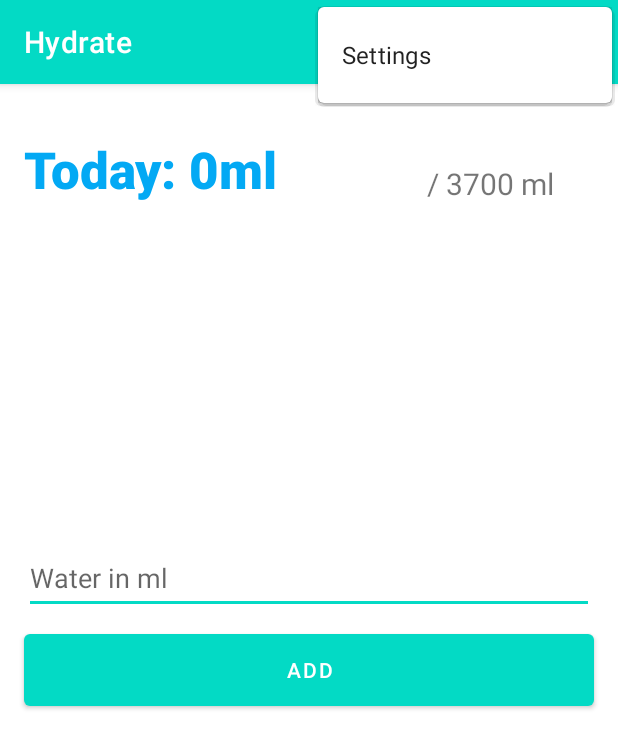
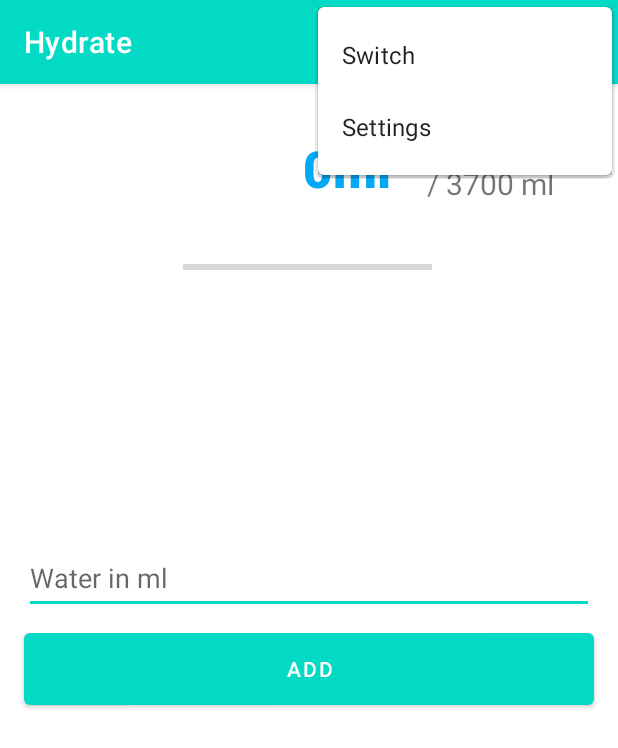
Before and after one commit to leekycauldron/Hydrate, an Android app: the screen it shows after launch (MainActivity), with the options menu open, on a phone screen of 412 x 824 dp. Shown: the top 748 px of the screen. Run offline under Robolectric (Android 15) with nearby library versions, the phone set to English and light mode, and no system bars; our stand-ins replace navigation-ui; network calls fail.

Commit message:
- UI Update - Added Progress Bar - Bug Fix for adding 0ml to counter.

```diff
--- a/app/src/main/java/com/leekycauldron/hydrate/FirstFragment.java
+++ b/app/src/main/java/com/leekycauldron/hydrate/FirstFragment.java
@@ -7,6 +7,7 @@ import android.view.LayoutInflater;
 import android.view.View;
 import android.view.ViewGroup;
 import android.widget.EditText;
+import android.widget.ProgressBar;
 import android.widget.TextView;
 import android.widget.Toast;
 import java.util.Calendar;
@@ -30,8 +31,11 @@ import java.util.Date;
 public class FirstFragment extends Fragment {
 
     EditText water;
+    TextView goalView;
+    ProgressBar waterProgress;
     int waterAmt = 0;
     final int DAILY_MAX = 30000;
+    int DAILY_GOAL = 3700;
     String savedWater;
     Date currentTime = Calendar.getInstance().getTime();
     String currentDay = String.valueOf(currentTime.getDate());
@@ -100,6 +104,10 @@ public class FirstFragment extends Fragment {
 
         water = view.findViewById(R.id.waterToAdd);
         TextView waterView = view.findViewById(R.id.waterView);
+        goalView = view.findViewById(R.id.goalView);
+        waterProgress = view.findViewById(R.id.waterProgress);
+
+
         // Retrieve water data, if available.
         try {
             savedWater = readFile();
@@ -111,8 +119,11 @@ public class FirstFragment extends Fragment {
         }
 
         if (savedWater != null) waterAmt = Integer.parseInt(savedWater);
-        waterView.setText(String.format("Today: %sml",waterAmt));
+        waterView.setText(String.format("%sml",waterAmt));
 
+        // Set Progress Bar
+        waterProgress.setMax(DAILY_GOAL);
+        waterProgress.setProgress(waterAmt);
 
         view.findViewById(R.id.button_first).setOnClickListener(new View.OnClickListener() {
 
@@ -122,15 +133,16 @@ public class FirstFragment extends Fragment {
 
             @Override
             public void onClick(View view) {
+                try{
                 if (waterAmt + Integer.parseInt(water.getText().toString()) > DAILY_MAX) {
                     overLimitToast.show();
                     return;
-                }
+                }} catch (Exception e) {return;}
                 waterAmt += Integer.parseInt(water.getText().toString());
                 writeToFile(String.valueOf(waterAmt)+","+currentDay);
                 Log.d("DBG","Added " + waterAmt  + "ml of water.");
-
-                waterView.setText(String.format("Today: %sml",waterAmt));
+                waterProgress.setProgress(waterAmt);
+                waterView.setText(String.format("%sml",waterAmt));
             }
         });
     }
--- a/app/src/main/java/com/leekycauldron/hydrate/MainActivity.java
+++ b/app/src/main/java/com/leekycauldron/hydrate/MainActivity.java
@@ -4,6 +4,7 @@ import android.os.Bundle;
 
 import androidx.appcompat.app.AppCompatActivity;
 
+import androidx.appcompat.app.AppCompatDelegate;
 import androidx.navigation.NavController;
 import androidx.navigation.Navigation;
 import androidx.navigation.ui.AppBarConfiguration;
--- a/app/src/main/res/layout/fragment_first.xml
+++ b/app/src/main/res/layout/fragment_first.xml
@@ -8,18 +8,18 @@
 
     <TextView
         android:id="@+id/waterView"
-        android:layout_width="245dp"
+        android:layout_width="wrap_content"
         android:layout_height="wrap_content"
         android:fontFamily="sans-serif-medium"
         android:textColor="#03A9F4"
         android:textSize="34sp"
         android:textStyle="bold"
         app:layout_constraintBottom_toBottomOf="parent"
-        app:layout_constraintEnd_toEndOf="parent"
-        app:layout_constraintHorizontal_bias="0.096"
+        app:layout_constraintEnd_toStartOf="@+id/goalView"
+        app:layout_constraintHorizontal_bias="0.893"
         app:layout_constraintStart_toStartOf="parent"
         app:layout_constraintTop_toTopOf="parent"
-        app:layout_constraintVertical_bias="0.047" />
+        app:layout_constraintVertical_bias="0.046" />
 
     <Button
         android:id="@+id/button_first"
@@ -53,7 +53,7 @@
         app:layout_constraintVertical_bias="0.424" />
 
     <TextView
-        android:id="@+id/textView"
+        android:id="@+id/goalView"
         android:layout_width="wrap_content"
         android:layout_height="wrap_content"
         android:text="/ 3700 ml"
@@ -64,4 +64,20 @@
         app:layout_constraintStart_toStartOf="parent"
         app:layout_constraintTop_toTopOf="parent"
         app:layout_constraintVertical_bias="0.071" />
+
+    <ProgressBar
+        android:id="@+id/waterProgress"
+        style="?android:attr/progressBarStyleHorizontal"
+        android:layout_width="166dp"
+        android:layout_height="42dp"
+        android:max="100"
+        android:progress="50"
+        android:progressTint="#FF0000"
+        app:layout_constraintBottom_toBottomOf="parent"
+        app:layout_constraintEnd_toEndOf="parent"
+        app:layout_constraintHorizontal_bias="0.497"
+        app:layout_constraintStart_toStartOf="parent"
+        app:layout_constraintTop_toTopOf="parent"
+        app:layout_constraintVertical_bias="0.14" />
+
 </androidx.constraintlayout.widget.ConstraintLayout>
--- /dev/null
+++ b/app/src/main/res/layout/switch_item.xml
@@ -0,0 +1,11 @@
+<RelativeLayout
+    xmlns:android="http://schemas.android.com/apk/res/android"
+    android:layout_width="match_parent"
+    android:layout_height="match_parent">
+
+    <Switch
+        android:layout_width="wrap_content"
+        android:layout_height="wrap_content"
+        android:layout_centerHorizontal="true"
+        android:layout_centerVertical="true" />
+</RelativeLayout>
--- a/app/src/main/res/menu/menu_main.xml
+++ b/app/src/main/res/menu/menu_main.xml
@@ -3,8 +3,14 @@
     xmlns:tools="http://schemas.android.com/tools"
     tools:context="com.leekycauldron.hydrate.MainActivity">
     <item
+        android:id="@+id/app_bar_switch"
+        android:title="Switch"
+        app:actionLayout="@layout/switch_item" />
+    <item
         android:id="@+id/action_settings"
-        android:orderInCategory="100"
+        android:checkable="false"
+        android:enabled="true"
         android:title="@string/action_settings"
+        android:visible="true"
         app:showAsAction="never" />
 </menu>
--- a/app/src/main/res/values-night/themes.xml
+++ b/app/src/main/res/values-night/themes.xml
@@ -2,15 +2,16 @@
     <!-- Base application theme. -->
     <style name="Theme.MyApplication" parent="Theme.MaterialComponents.DayNight.DarkActionBar">
         <!-- Primary brand color. -->
-        <item name="colorPrimary">@color/purple_200</item>
-        <item name="colorPrimaryVariant">@color/purple_700</item>
-        <item name="colorOnPrimary">@color/black</item>
+        <item name="colorPrimary">@color/grey</item>
+        <item name="colorPrimaryVariant">@color/grey</item>
+        <item name="colorOnPrimary">@color/white</item>
         <!-- Secondary brand color. -->
         <item name="colorSecondary">@color/teal_200</item>
         <item name="colorSecondaryVariant">@color/teal_200</item>
-        <item name="colorOnSecondary">@color/black</item>
+        <item name="colorOnSecondary">@color/white</item>
         <!-- Status bar color. -->
         <item name="android:statusBarColor" tools:targetApi="l">?attr/colorPrimaryVariant</item>
         <!-- Customize your theme here. -->
+
     </style>
 </resources>
--- a/app/src/main/res/values/colors.xml
+++ b/app/src/main/res/values/colors.xml
@@ -7,4 +7,5 @@
     <color name="teal_700">#FF018786</color>
     <color name="black">#FF000000</color>
     <color name="white">#FFFFFFFF</color>
+    <color name="grey">#242423</color>
 </resources>
```
Also changed, not shown: app/src/main/hydratelogo-playstore.png (added).
